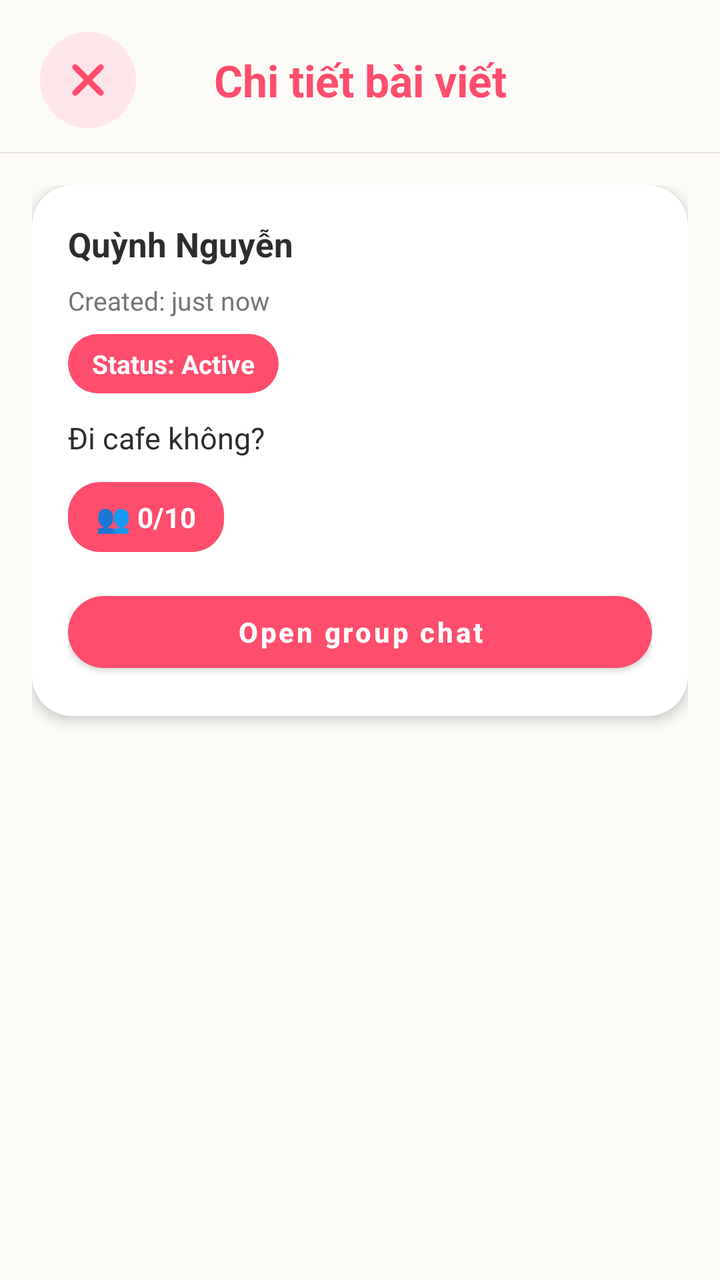
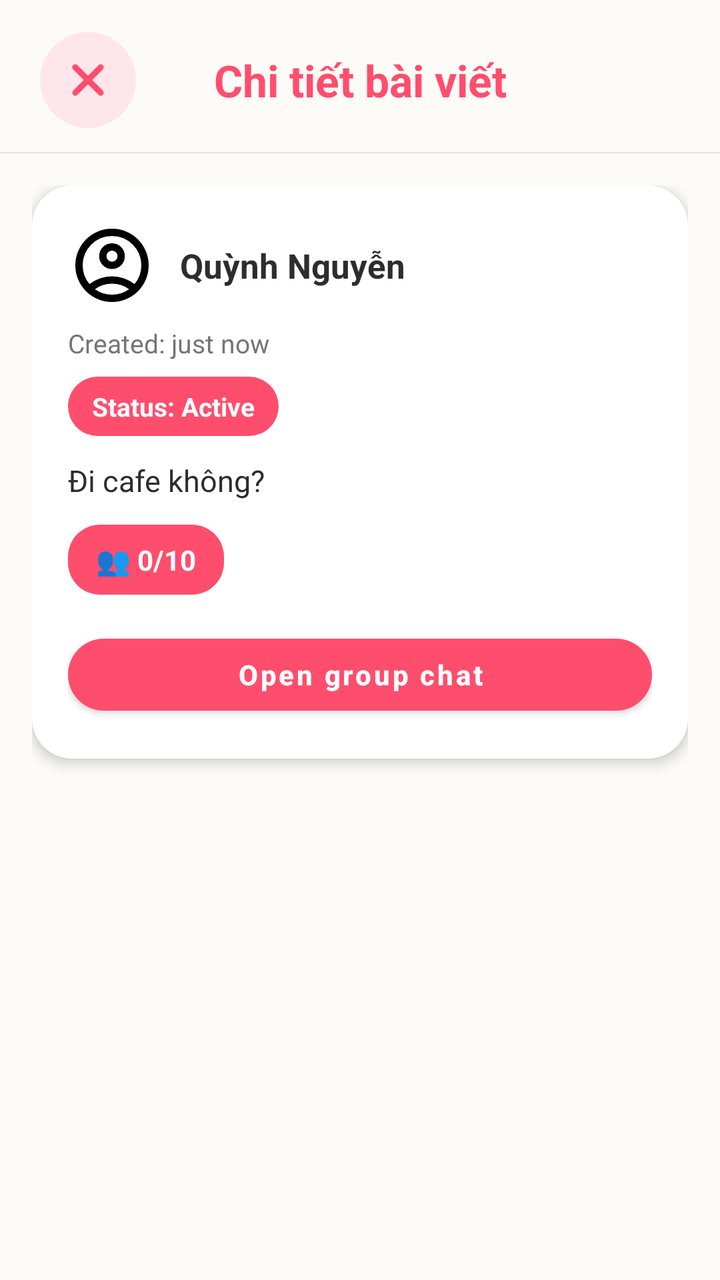

Screens rendered from an Android XML layout before and after an edit, with the pre-edit source and the edit as a unified diff.
<!-- AndroidManifest.xml: application theme Theme.Weconnect -->
<!-- res/layout/activity_post_detail.xml -->
<?xml version="1.0" encoding="utf-8"?>
<androidx.constraintlayout.widget.ConstraintLayout
    xmlns:android="http://schemas.android.com/apk/res/android"
    xmlns:app="http://schemas.android.com/apk/res-auto"
    android:layout_width="match_parent"
    android:layout_height="match_parent"
    android:background="@color/soft_beige"
    android:fitsSystemWindows="true">

    <androidx.constraintlayout.widget.ConstraintLayout
        android:id="@+id/headerPostDetail"
        android:layout_width="match_parent"
        android:layout_height="wrap_content"
        android:paddingHorizontal="20dp"
        android:paddingTop="16dp"
        android:paddingBottom="12dp"
        app:layout_constraintTop_toTopOf="parent">

        <ImageView
            android:id="@+id/ivBackPostDetail"
            android:layout_width="48dp"
            android:layout_height="48dp"
            android:background="@drawable/bg_action_icon_circle"
            android:clickable="true"
            android:focusable="true"
            android:padding="12dp"
            android:src="@drawable/ic_close"
            android:contentDescription="Quay lại"
            app:layout_constraintStart_toStartOf="parent"
            app:layout_constraintTop_toTopOf="parent"
            app:layout_constraintBottom_toBottomOf="parent"
            app:tint="@color/primary_pink" />

        <TextView
            android:layout_width="wrap_content"
            android:layout_height="wrap_content"
            android:text="Chi tiết bài viết"
            android:textColor="@color/primary_pink"
            android:textSize="22sp"
            android:textStyle="bold"
            app:layout_constraintTop_toTopOf="parent"
            app:layout_constraintBottom_toBottomOf="parent"
            app:layout_constraintStart_toStartOf="parent"
            app:layout_constraintEnd_toEndOf="parent" />
    </androidx.constraintlayout.widget.ConstraintLayout>

    <View
        android:id="@+id/dividerPostDetail"
        android:layout_width="match_parent"
        android:layout_height="0.5dp"
        android:background="#E8E4DE"
        app:layout_constraintTop_toBottomOf="@id/headerPostDetail" />

    <androidx.core.widget.NestedScrollView
        android:layout_width="match_parent"
        android:layout_height="0dp"
        app:layout_constraintTop_toBottomOf="@id/dividerPostDetail"
        app:layout_constraintBottom_toBottomOf="parent"
        android:fillViewport="true">

        <LinearLayout
            android:layout_width="match_parent"
            android:layout_height="wrap_content"
            android:orientation="vertical"
            android:padding="16dp">

            <com.google.android.material.card.MaterialCardView
                android:layout_width="match_parent"
                android:layout_height="wrap_content"
                app:cardBackgroundColor="@color/card_surface"
                app:cardCornerRadius="20dp"
                app:cardElevation="4dp"
                app:strokeWidth="0dp">

                <LinearLayout
                    android:layout_width="match_parent"
                    android:layout_height="wrap_content"
                    android:orientation="vertical"
                    android:padding="18dp">

                    <TextView
                        android:id="@+id/tvPostDetailUsername"
                        android:layout_width="wrap_content"
                        android:layout_height="wrap_content"
                        android:text="Quỳnh Nguyễn"
                        android:textColor="@color/text_primary"
                        android:textSize="17sp"
                        android:textStyle="bold"
                        android:clickable="true"
                        android:focusable="true"/>

                    <TextView
                        android:id="@+id/tvPostDetailTime"
                        android:layout_width="wrap_content"
                        android:layout_height="wrap_content"
                        android:layout_marginTop="8dp"
                        android:text="Created: just now"
                        android:textColor="@color/text_secondary"
                        android:textSize="13sp" />

                    <TextView
                        android:id="@+id/tvPostDetailStatus"
                        android:layout_width="wrap_content"
                        android:layout_height="wrap_content"
                        android:layout_marginTop="8dp"
                        android:background="@drawable/bg_selected_tag"
                        android:paddingHorizontal="12dp"
                        android:paddingVertical="6dp"
                        android:text="Status: Active"
                        android:textColor="@android:color/white"
                        android:textSize="13sp"
                        android:textStyle="bold" />

                    <TextView
                        android:id="@+id/tvPostDetailContent"
                        android:layout_width="match_parent"
                        android:layout_height="wrap_content"
                        android:layout_marginTop="12dp"
                        android:text="Đi cafe không?"
                        android:textColor="@color/text_primary"
                        android:textSize="15sp" />

                    <TextView
                        android:id="@+id/tvPostDetailTag"
                        android:layout_width="wrap_content"
                        android:layout_height="wrap_content"
                        android:layout_marginTop="12dp"
                        android:background="@drawable/bg_tag_shadow"
                        android:paddingHorizontal="12dp"
                        android:paddingVertical="6dp"
                        android:text="☕ Đi Cafe"
                        android:textColor="@color/primary_pink"
                        android:textSize="13sp"
                        android:textStyle="bold"
                        android:visibility="gone" />

                    <TextView
                        android:id="@+id/tvPostDetailLocation"
                        android:layout_width="wrap_content"
                        android:layout_height="wrap_content"
                        android:layout_marginTop="10dp"
                        android:text="📍 Phường Phú Lương, Hà Đông, Hà Nội"
                        android:textColor="@color/text_secondary"
                        android:textSize="13sp"
                        android:textStyle="bold"
                        android:visibility="gone" />

                    <TextView
                        android:id="@+id/tvPostDetailMembers"
                        android:layout_width="wrap_content"
                        android:layout_height="wrap_content"
                        android:layout_marginTop="12dp"
                        android:background="@drawable/bg_selected_tag"
                        android:paddingHorizontal="14dp"
                        android:paddingVertical="8dp"
                        android:text="👥 0/10"
                        android:textColor="@android:color/white"
                        android:textSize="14sp"
                        android:textStyle="bold" />

                    <com.google.android.material.button.MaterialButton
                        android:id="@+id/btnOpenGroupChat"
                        android:layout_width="match_parent"
                        android:layout_height="48dp"
                        android:layout_marginTop="16dp"
                        android:text="Open group chat"
                        android:textAllCaps="false"
                        android:textStyle="bold"
                        app:backgroundTint="@color/primary_pink"
                        app:cornerRadius="24dp" />

                    
                    <LinearLayout
                        android:id="@+id/layoutPendingApproval"
                        android:layout_width="match_parent"
                        android:layout_height="wrap_content"
                        android:layout_marginTop="16dp"
                        android:orientation="vertical"
                        android:visibility="gone">

                        <View
                            android:layout_width="match_parent"
                            android:layout_height="1dp"
                            android:background="#E8E4DE"
                            android:layout_marginBottom="12dp" />

                        <TextView
                            android:id="@+id/tvPendingLabel"
                            android:layout_width="match_parent"
                            android:layout_height="wrap_content"
                            android:text="Có người muốn tham gia"
                            android:textColor="@color/text_primary"
                            android:textSize="15sp"
                            android:textStyle="bold"
                            android:gravity="center" />

                        <LinearLayout
                            android:id="@+id/layoutApproveReject"
                            android:layout_width="match_parent"
                            android:layout_height="wrap_content"
                            android:layout_marginTop="12dp"
                            android:orientation="horizontal">

                            <com.google.android.material.button.MaterialButton
                                android:id="@+id/btnApproveJoin"
                                style="@style/Widget.MaterialComponents.Button"
                                android:layout_width="0dp"
                                android:layout_height="44dp"
                                android:layout_weight="1"
                                android:layout_marginEnd="8dp"
                                android:text="✅ Chấp nhận"
                                android:textAllCaps="false"
                                android:textSize="14sp"
                                app:backgroundTint="#4CAF50"
                                app:cornerRadius="22dp" />

                            <com.google.android.material.button.MaterialButton
                                android:id="@+id/btnRejectJoin"
                                style="@style/Widget.MaterialComponents.Button.OutlinedButton"
                                android:layout_width="0dp"
                                android:layout_height="44dp"
                                android:layout_weight="1"
                                android:text="❌ Từ chối"
                                android:textAllCaps="false"
                                android:textColor="@color/text_secondary"
                                android:textSize="14sp"
                                app:cornerRadius="22dp"
                                app:strokeColor="#BDBDBD"
                                app:strokeWidth="1dp" />
                        </LinearLayout>

                        <TextView
                            android:id="@+id/tvApprovalResult"
                            android:layout_width="match_parent"
                            android:layout_height="wrap_content"
                            android:layout_marginTop="8dp"
                            android:gravity="center"
                            android:textSize="14sp"
                            android:textStyle="italic"
                            android:textColor="@color/text_secondary"
                            android:visibility="gone" />
                    </LinearLayout>

                </LinearLayout>
            </com.google.android.material.card.MaterialCardView>

        </LinearLayout>
    </androidx.core.widget.NestedScrollView>

</androidx.constraintlayout.widget.ConstraintLayout>
<!-- resources referenced by this layout -->
<resources>
  <color name="card_surface">#FFFFFF</color>
  <color name="primary_pink">#FF4D6D</color>
  <color name="soft_beige">#FDFBF7</color>
  <color name="text_primary">#2D2D2D</color>
  <color name="text_secondary">#757575</color>
  <!-- drawable bg_action_icon_circle (drawable) -->
  <?xml version="1.0" encoding="utf-8"?>
  <shape xmlns:android="http://schemas.android.com/apk/res/android"
      android:shape="oval">
      <solid android:color="@color/secondary_pink" />
  </shape>
  <!-- drawable bg_selected_tag (drawable) -->
  <?xml version="1.0" encoding="utf-8"?>
  <shape xmlns:android="http://schemas.android.com/apk/res/android"
      android:shape="rectangle">
      <solid android:color="@color/primary_pink" />
      <corners android:radius="16dp" />
  </shape>
  <!-- drawable bg_tag_shadow (drawable) -->
  <?xml version="1.0" encoding="utf-8"?>
  <shape xmlns:android="http://schemas.android.com/apk/res/android">
      <solid android:color="#FFFFFF" /> <corners android:radius="12dp" />
      <stroke android:width="1dp" android:color="#F0F0F0" /> </shape>
  <!-- drawable ic_close (drawable) -->
  <vector xmlns:android="http://schemas.android.com/apk/res/android"
      android:width="800dp"
      android:height="800dp"
      android:viewportWidth="1024"
      android:viewportHeight="1024">
    <path
        android:pathData="M195.2,195.2a64,64 0,0 1,90.5 0L512,421.5 738.3,195.2a64,64 0,0 1,90.5 90.5L602.5,512 828.8,738.3a64,64 0,0 1,-90.5 90.5L512,602.5 285.7,828.8a64,64 0,0 1,-90.5 -90.5L421.5,512 195.2,285.7a64,64 0,0 1,0 -90.5z"
        android:fillColor="#000000"/>
  </vector>
  <style name="Theme.Weconnect" parent="Theme.MaterialComponents.DayNight.NoActionBar" />
  <color name="secondary_pink">#FFE6EB</color>
</resources>

<!-- the commit's change to res/layout/activity_post_detail.xml (unified diff, before → after) -->
@@ -78,16 +78,41 @@
                     android:orientation="vertical"
                     android:padding="18dp">
 
-                    <TextView
-                        android:id="@+id/tvPostDetailUsername"
-                        android:layout_width="wrap_content"
-                        android:layout_height="wrap_content"
-                        android:text="Quỳnh Nguyễn"
-                        android:textColor="@color/text_primary"
-                        android:textSize="17sp"
-                        android:textStyle="bold"
+                    <LinearLayout
+                        android:layout_width="match_parent"
+                        android:layout_height="wrap_content"
+                        android:orientation="horizontal"
+                        android:gravity="center_vertical"
                         android:clickable="true"
-                        android:focusable="true"/>
+                        android:focusable="true"
+                        android:id="@+id/layoutPostDetailAuthor">
+
+                        <androidx.cardview.widget.CardView
+                            android:layout_width="44dp"
+                            android:layout_height="44dp"
+                            app:cardCornerRadius="22dp"
+                            app:cardElevation="0dp">
+                            <ImageView
+                                android:id="@+id/ivPostDetailAuthorAvatar"
+                                android:layout_width="match_parent"
+                                android:layout_height="match_parent"
+                                android:scaleType="centerCrop"
+                                android:src="@drawable/ic_user_placeholder" />
+                        </androidx.cardview.widget.CardView>
+
+                        <TextView
+                            android:id="@+id/tvPostDetailUsername"
+                            android:layout_width="wrap_content"
+                            android:layout_height="wrap_content"
+                            android:layout_marginStart="12dp"
+                            android:text="Quỳnh Nguyễn"
+                            android:textColor="@color/text_primary"
+                            android:textSize="17sp"
+                            android:textStyle="bold"
+                            android:clickable="true"
+                            android:focusable="true"/>
+
+                    </LinearLayout>
 
                     <TextView
                         android:id="@+id/tvPostDetailTime"
<!-- resource entries referenced after the edit -->
@@ -33,6 +33,12 @@
         android:pathData="M195.2,195.2a64,64 0,0 1,90.5 0L512,421.5 738.3,195.2a64,64 0,0 1,90.5 90.5L602.5,512 828.8,738.3a64,64 0,0 1,-90.5 90.5L512,602.5 285.7,828.8a64,64 0,0 1,-90.5 -90.5L421.5,512 195.2,285.7a64,64 0,0 1,0 -90.5z"
         android:fillColor="#000000"/>
   </vector>
+  <!-- drawable ic_user_placeholder (drawable) -->
+  <vector xmlns:android="http://schemas.android.com/apk/res/android" android:height="24dp" android:tint="#000000" android:viewportHeight="960" android:viewportWidth="960" android:width="24dp">
+        
+      <path android:fillColor="@android:color/white" android:pathData="M234,684Q285,645 348,622.5Q411,600 480,600Q549,600 612,622.5Q675,645 726,684Q761,643 780.5,591Q800,539 800,480Q800,347 706.5,253.5Q613,160 480,160Q347,160 253.5,253.5Q160,347 160,480Q160,539 179.5,591Q199,643 234,684ZM480,520Q421,520 380.5,479.5Q340,439 340,380Q340,321 380.5,280.5Q421,240 480,240Q539,240 579.5,280.5Q620,321 620,380Q620,439 579.5,479.5Q539,520 480,520ZM480,880Q397,880 324,848.5Q251,817 197,763Q143,709 111.5,636Q80,563 80,480Q80,397 111.5,324Q143,251 197,197Q251,143 324,111.5Q397,80 480,80Q563,80 636,111.5Q709,143 763,197Q817,251 848.5,324Q880,397 880,480Q880,563 848.5,636Q817,709 763,763Q709,817 636,848.5Q563,880 480,880ZM480,800Q533,800 580,784.5Q627,769 666,740Q627,711 580,695.5Q533,680 480,680Q427,680 380,695.5Q333,711 294,740Q333,769 380,784.5Q427,800 480,800ZM480,440Q506,440 523,423Q540,406 540,380Q540,354 523,337Q506,320 480,320Q454,320 437,337Q420,354 420,380Q420,406 437,423Q454,440 480,440ZM480,380Q480,380 480,380Q480,380 480,380Q480,380 480,380Q480,380 480,380Q480,380 480,380Q480,380 480,380Q480,380 480,380Q480,380 480,380ZM480,740Q480,740 480,740Q480,740 480,740Q480,740 480,740Q480,740 480,740Q480,740 480,740Q480,740 480,740Q480,740 480,740Q480,740 480,740Z"/>
+      
+  </vector>
   <style name="Theme.Weconnect" parent="Theme.MaterialComponents.DayNight.NoActionBar" />
   <color name="secondary_pink">#FFE6EB</color>
 </resources>
